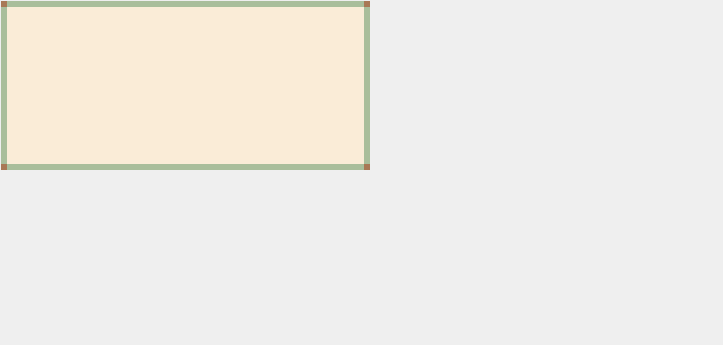
Before: the Qt Designer form widget.ui in Xonical/tesstranslator, drawn with Qt 5.
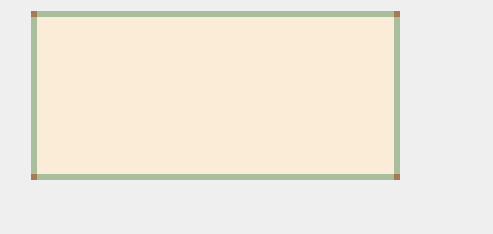
After: the same form once the commit is applied. Custom widgets are drawn as their Qt base class.

Commit message: Add cursors for every QLabel in events

What changed in the file:
```diff
--- a/widget.ui
+++ b/widget.ui
@@ -6,8 +6,8 @@
    <rect>
     <x>0</x>
     <y>0</y>
-    <width>723</width>
-    <height>345</height>
+    <width>493</width>
+    <height>234</height>
    </rect>
   </property>
   <property name="windowTitle">
@@ -19,8 +19,8 @@
   <widget class="QWidget" name="gridLayoutWidget">
    <property name="geometry">
     <rect>
-     <x>-10</x>
-     <y>-10</y>
+     <x>20</x>
+     <y>0</y>
      <width>391</width>
      <height>191</height>
     </rect>
```
Left out of the diff: 14 changed lines with no effect on the pictures. The commit also changes 1 other file.
